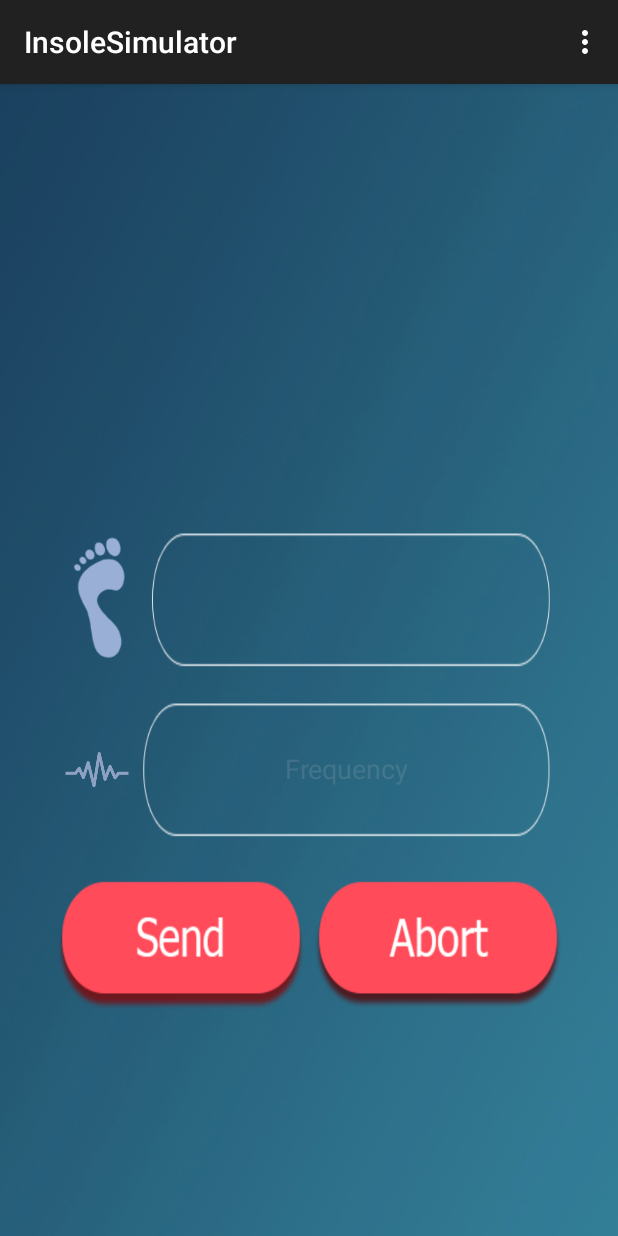
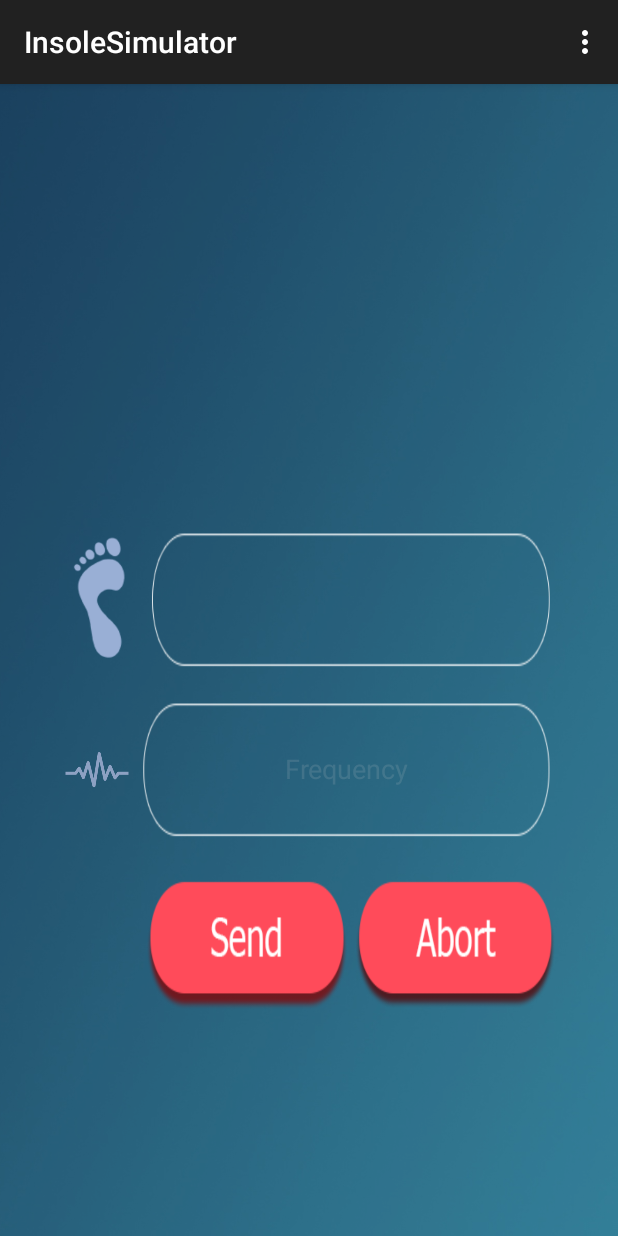
Before and after one commit to AnasNEJMI/AppServer, an Android app: the screen it shows after launch (MainActivity), on a phone screen of 412 x 824 dp. Run offline under Robolectric (Android 15) with nearby library versions, the phone set to English and light mode, and no system bars.

Commit message:
commit
bugs

```diff
--- a/app/src/main/AndroidManifest.xml
+++ b/app/src/main/AndroidManifest.xml
@@ -7,7 +7,7 @@
         android:allowBackup="true"
         android:icon="@mipmap/ic_launcher"
         android:label="@string/app_name"
-        android:theme="@style/AppTheme" >
+        android:theme="@style/CustomActionBarTheme" >
         <activity
             android:name=".MainActivity"
             android:label="@string/app_name"
--- a/app/src/main/res/layout/insole_simulator.xml
+++ b/app/src/main/res/layout/insole_simulator.xml
@@ -1,4 +1,5 @@
 <?xml version="1.0" encoding="utf-8"?>
+
 <LinearLayout xmlns:android="http://schemas.android.com/apk/res/android"
     android:orientation="vertical"
     android:layout_width="match_parent"
@@ -106,8 +107,8 @@
             android:layout_weight="1.4"
             android:orientation="horizontal"
             android:paddingBottom="10dp"
-            android:paddingRight="5dp"
-            android:paddingLeft="5dp">
+            android:paddingRight="10dp"
+            android:paddingLeft="65dp">
 
             <Button
                 android:layout_width="match_parent"
--- /dev/null
+++ b/app/src/main/res/values/color.xml
@@ -0,0 +1,4 @@
+<?xml version="1.0" encoding="utf-8"?>
+<resources>
+        <color name="actionbar_background">#D44444</color>
+</resources>
--- a/app/src/main/res/values/styles.xml
+++ b/app/src/main/res/values/styles.xml
@@ -1,3 +1,5 @@
+
+
 <resources>
 
     <!-- Base application theme. -->
@@ -5,11 +7,18 @@
         <!-- Customize your theme here. -->
     </style>
 
-    <style name="MyTheme" parent="@android:style/Theme.Holo.Light">
+    <style name="CustomActionBarTheme"
+        parent="@style/Theme.AppCompat.Light.DarkActionBar">
         <item name="android:actionBarStyle">@style/MyActionBar</item>
     </style>
 
-    <style name="MyActionBar" parent="@android:style/Widget.Holo.Light.ActionBar">
-        <item name="android:background">#D44444</item>
+    <!-- ActionBar styles -->
+    <style name="MyActionBar"
+        parent="@style/Widget.AppCompat.Light.ActionBar.Solid.Inverse" >
+        <item name="android:background">@color/actionbar_background</item>
+
+        <!-- Support library compatibility -->
+        <item name="background">@color/actionbar_background</item>
     </style>
+
 </resources>
```
Also changed, not shown: app/src/main/java/com/duster/fr/datasender/DataProvider.java (added, +85 -0 lines).
